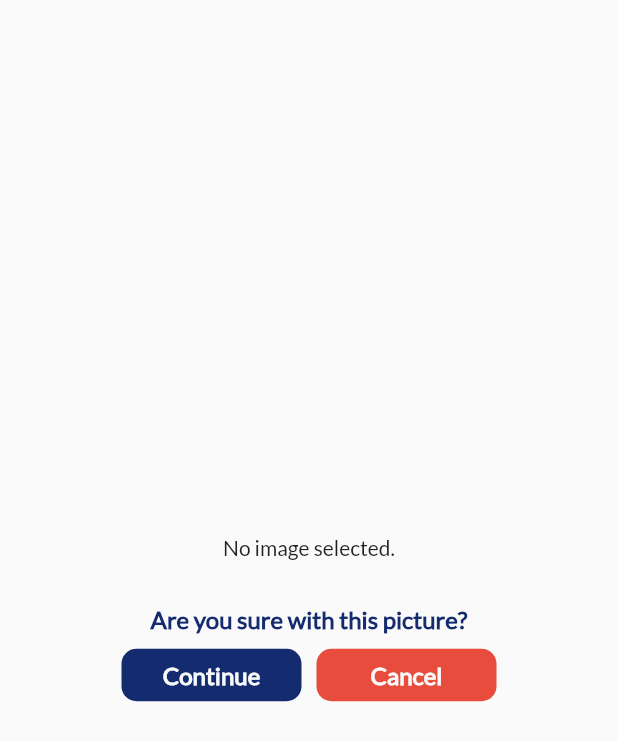
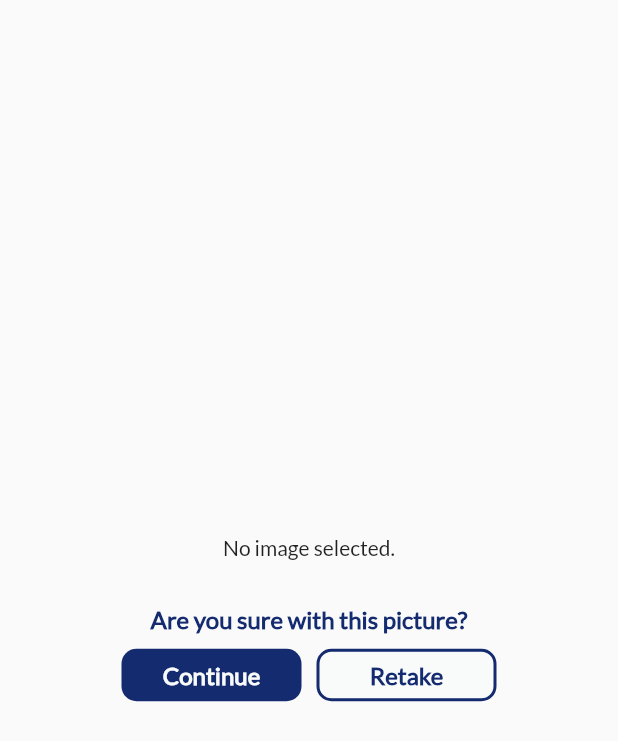
Before and after one commit to DanielAgustian/zukses_flutter, a Flutter app: the PreviewCamera screen opened directly, on a phone screen of 412 x 824 dp. Shown: the top 741 px of the screen. Run offline on Flutter 3.47's test engine with Material 2 defaults, Android fonts, the phone set to English and light mode, and no system bars; our stand-ins replace device_preview, font_awesome_flutter, google_fonts, image_picker, shared_preferences, timer_builder; accounts and stored records are empty; statements that could not run were skipped.

Commit message:
Rapihin button

```diff
--- a/lib/component/button/button-small.dart
+++ b/lib/component/button/button-small.dart
@@ -23,7 +23,8 @@ class SmallButton extends StatelessWidget {
       child: Container(
         width: size,
         padding: EdgeInsets.symmetric(horizontal: 20, vertical: 8),
-        decoration: BoxDecoration(color: bgColor, borderRadius: BorderRadius.circular(10)),
+        decoration: BoxDecoration(
+            color: bgColor, borderRadius: BorderRadius.circular(10)),
         child: Center(
           child: Text(
             title,
--- a/lib/punch-system/camera-clock-in.dart
+++ b/lib/punch-system/camera-clock-in.dart
@@ -1,5 +1,5 @@
 import 'dart:io';
-
+import 'package:image_picker/image_picker.dart';
 import 'package:flutter/material.dart';
 import 'package:zukses_app_1/component/button/button-small.dart';
 import 'package:zukses_app_1/constant/constant.dart';
@@ -19,6 +19,7 @@ class _PreviewCameraScreen extends State<PreviewCamera> {
   File _image;
   String imagePath;
   String key = "clock in";
+  final picker = ImagePicker();
   void initState() {
     super.initState();
     imagePath = widget.path;
@@ -84,12 +85,29 @@ class _PreviewCameraScreen extends State<PreviewCamera> {
                       },
                     ),
                     SizedBox(width: 10),
-                    SmallButton(
-                      size: 120,
-                      title: "Cancel",
-                      bgColor: colorError,
-                      textColor: colorBackground,
-                      onClick: () {},
+                    InkWell(
+                      onTap: () {
+                        retakeButton();
+                      },
+                      child: Container(
+                        width: 120,
+                        height: 35,
+                        padding:
+                            EdgeInsets.symmetric(horizontal: 20, vertical: 0),
+                        decoration: BoxDecoration(
+                            color: colorBackground,
+                            borderRadius: BorderRadius.circular(10),
+                            border: Border.all(width: 2, color: colorPrimary)),
+                        child: Center(
+                          child: Text(
+                            "Retake",
+                            style: TextStyle(
+                                fontSize: 16,
+                                color: colorPrimary,
+                                fontWeight: FontWeight.w700),
+                          ),
+                        ),
+                      ),
                     )
                   ],
                 ),
@@ -100,4 +118,12 @@ class _PreviewCameraScreen extends State<PreviewCamera> {
       ),
     );
   }
+
+  void retakeButton() async {
+    final pickedFile = await picker.getImage(source: ImageSource.camera);
+    String newImage = pickedFile.path;
+    setState(() {
+      _image = File(newImage);
+    });
+  }
 }
--- a/lib/tab/screen_tab.dart
+++ b/lib/tab/screen_tab.dart
@@ -39,6 +39,7 @@ class _ScreenTab extends State<ScreenTab> {
       backgroundColor: colorBackground,
       body: screenList[_currentScreenIndex],
       bottomNavigationBar: BottomNavigationBar(
+        type: BottomNavigationBarType.fixed,
         onTap: onTabTapped,
         currentIndex:
             _currentScreenIndex, // this will be set when a new tab is tapped
@@ -60,7 +61,7 @@ class _ScreenTab extends State<ScreenTab> {
               icon: FaIcon(FontAwesomeIcons.solidCalendar), label: 'Schedule'),
         ],
         unselectedFontSize: 12,
-        selectedFontSize: 14,
+        selectedFontSize: 12,
         showUnselectedLabels: true,
         selectedItemColor: Color.fromRGBO(20, 43, 111, 0.9),
         unselectedItemColor: colorPrimary70,
```
Also changed, not shown: lib/punch-system/camera-instruction.dart (+10 -3 lines), lib/tab/screen_home.dart (+46 -7 lines).
